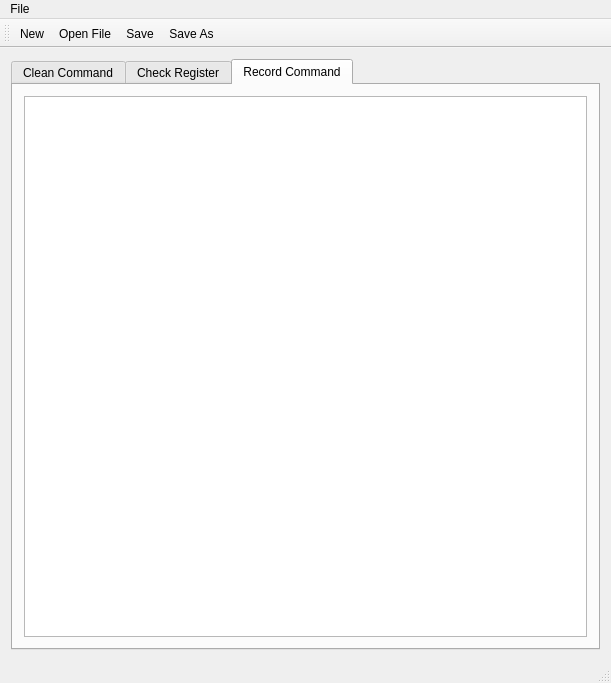
Old version of the form FPGA Check Input/mainwindow.ui in the repository pengjianaixue/FPGA-Check-Input.
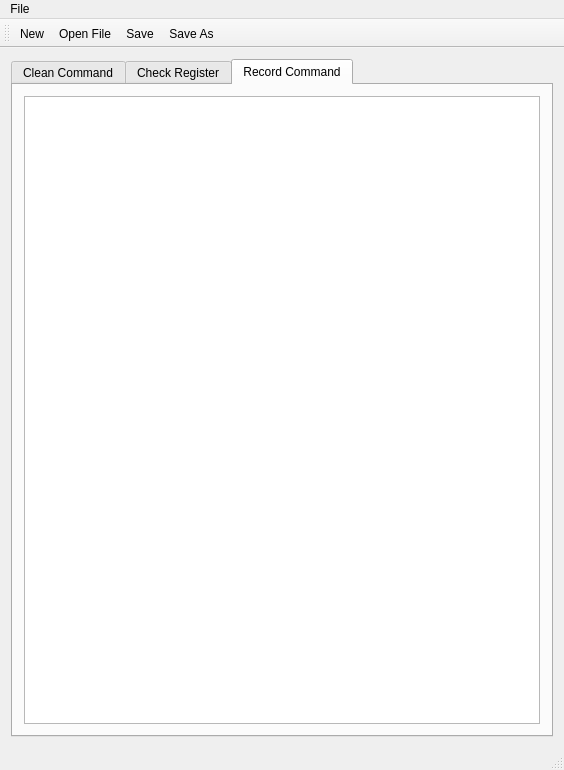
New version of the form. The open tabs and pages were chosen to show the change. Icons and pictures are not drawn.

Diff of the .ui file:
```diff
--- a/FPGA Check Input/mainwindow.ui
+++ b/FPGA Check Input/mainwindow.ui
@@ -6,8 +6,8 @@
    <rect>
     <x>0</x>
     <y>0</y>
-    <width>611</width>
-    <height>683</height>
+    <width>560</width>
+    <height>770</height>
    </rect>
   </property>
   <property name="windowTitle">
@@ -17,6 +17,12 @@
    <layout class="QGridLayout" name="gridLayout">
     <item row="0" column="0">
      <widget class="QTabWidget" name="tabWidget">
+      <property name="minimumSize">
+       <size>
+        <width>542</width>
+        <height>0</height>
+       </size>
+      </property>
       <property name="currentIndex">
        <number>0</number>
       </property>
@@ -63,7 +69,7 @@
     <rect>
      <x>0</x>
      <y>0</y>
-     <width>611</width>
+     <width>560</width>
      <height>21</height>
     </rect>
    </property>
```
Left out of the diff: 2 changed lines with no effect on the pictures.
